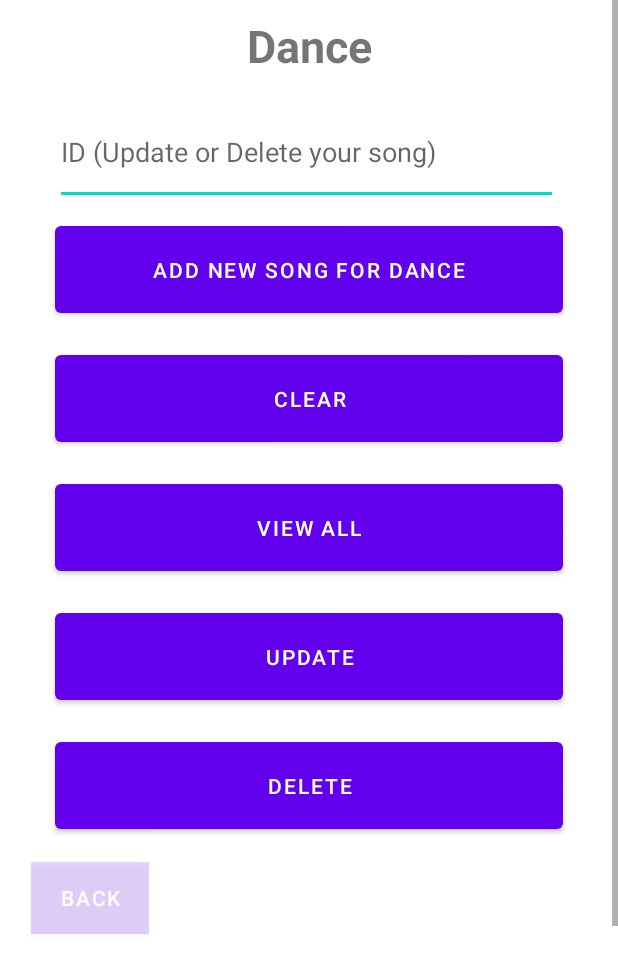
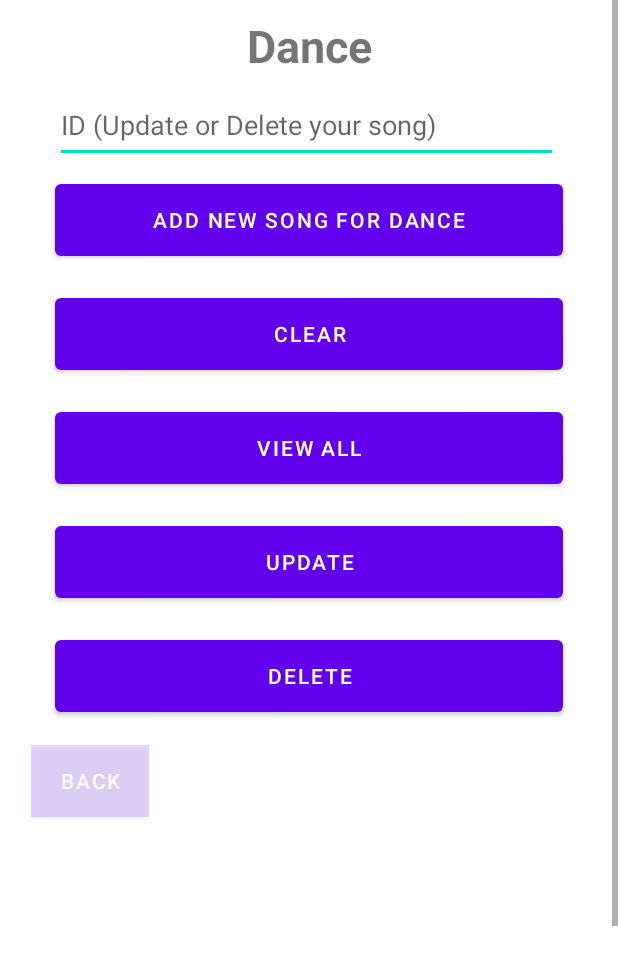
Before and after one commit to Pariksha-ctrl/CheerUpApp, an Android app: the DancePageFourthActivity screen opened directly, with no data from a screen before it, on a phone screen of 412 x 824 dp, the part 264-1236 px from its top. Run offline under Robolectric (Android 15) with nearby library versions, the phone set to English and light mode, and no system bars; 2 statements that could not run were skipped.

Commit message:
Make some change

```diff
--- a/app/src/main/AndroidManifest.xml
+++ b/app/src/main/AndroidManifest.xml
@@ -15,7 +15,7 @@
             android:label="@string/title_activity_add_song_scrolling"
             android:theme="@style/AppTheme.NoActionBar" />
         <activity android:name=".ExercisePageSixthActivity" />
-        <activity android:name=".DancePageFifthActivity" />
+        <activity android:name=".DancePageFourthActivity" />
         <activity android:name=".MeditationPageFourthActivity" />
         <activity android:name=".MainActivity">
             <intent-filter>
--- a/app/src/main/java/com/example/cheerupapp/DancePageFifthActivity.java
+++ b/app/src/main/java/com/example/cheerupapp/DancePageFourthActivity.java
@@ -1,4 +1,10 @@
 package com.example.cheerupapp;
+
+import android.content.Intent;
+import android.os.Bundle;
+import android.view.View;
+import android.widget.Button;
+import android.widget.TextView;
 
 import androidx.annotation.Nullable;
 import androidx.appcompat.app.AlertDialog;
@@ -6,27 +12,22 @@ import androidx.appcompat.app.AppCompatActivity;
 import androidx.recyclerview.widget.LinearLayoutManager;
 import androidx.recyclerview.widget.RecyclerView;
 
-import android.content.Intent;
-import android.os.Bundle;
-import android.view.View;
-import android.widget.Button;
-import android.widget.TextView;
-//import android.widget.Toolbar;
-
 import com.example.cheerupapp.RecyclerView.DanceSongRecyclerViewAdapter;
 import com.example.cheerupapp.activities.AddSongForDanceScrollingActivity;
 import com.example.cheerupapp.entities.DanceSong;
 import com.example.cheerupapp.entities.User;
 import com.example.cheerupapp.services.DanceSongDataService;
-//import com.google.android.material.floatingactionbutton.FloatingActionButton;
 import com.google.android.material.snackbar.Snackbar;
 
 import java.util.List;
 
 import static com.example.cheerupapp.entities.Constants.ADD_SONG_FOR_DANCE_ACTIVITY_CODE;
 
+//import android.widget.Toolbar;
+//import com.google.android.material.floatingactionbutton.FloatingActionButton;
 
-public class DancePageFifthActivity extends AppCompatActivity {
+
+public class DancePageFourthActivity extends AppCompatActivity {
 
     TextView danceSongEditText;
     Button addNewSongForDanceButton;
@@ -137,7 +138,7 @@ public class DancePageFifthActivity extends AppCompatActivity {
 
         // initializing the database
         danceSongDataService = new DanceSongDataService();
-        danceSongDataService.init(DancePageFifthActivity.this);
+        danceSongDataService.init(DancePageFourthActivity.this);
 
 
     }
@@ -204,7 +205,7 @@ public class DancePageFifthActivity extends AppCompatActivity {
     }
 
     private void addNewSongForDance() {
-        Intent goToAddCreateSongForDanceIntent = new Intent(DancePageFifthActivity.this, AddSongForDanceScrollingActivity.class);
+        Intent goToAddCreateSongForDanceIntent = new Intent(DancePageFourthActivity.this, AddSongForDanceScrollingActivity.class);
         startActivityForResult(goToAddCreateSongForDanceIntent, ADD_SONG_FOR_DANCE_ACTIVITY_CODE);
     }
 
--- a/app/src/main/java/com/example/cheerupapp/MorningActivitiesPageThirdActivity.java
+++ b/app/src/main/java/com/example/cheerupapp/MorningActivitiesPageThirdActivity.java
@@ -1,17 +1,15 @@
 package com.example.cheerupapp;
-
-import androidx.annotation.Nullable;
-import androidx.appcompat.app.AppCompatActivity;
 
 import android.content.Intent;
 import android.os.Bundle;
 import android.view.View;
 import android.widget.Button;
 import android.widget.TextView;
-import android.widget.Toast;
 
-import static com.example.cheerupapp.Constants.REQUEST_CODE_DANCE_PAGE_FOURTH_SCREEN;
-import static com.example.cheerupapp.Constants.REQUEST_CODE_WELCOME_PAGE_SECOND_SCREEN;
+import androidx.annotation.Nullable;
+import androidx.appcompat.app.AppCompatActivity;
+
+import static com.example.cheerupapp.entities.Constants.REQUEST_CODE_DANCE_PAGE_FOURTH_SCREEN;
 
 public class MorningActivitiesPageThirdActivity extends AppCompatActivity {
 
@@ -52,7 +50,7 @@ public class MorningActivitiesPageThirdActivity extends AppCompatActivity {
         danceButton.setOnClickListener(new View.OnClickListener() {
             @Override
             public void onClick(View v) {
-                Intent goToDancePageIntent = new Intent(MorningActivitiesPageThirdActivity.this, DancePageFifthActivity.class);
+                Intent goToDancePageIntent = new Intent(MorningActivitiesPageThirdActivity.this, DancePageFourthActivity.class);
                 startActivity(goToDancePageIntent);
             }
         });
@@ -75,9 +73,9 @@ public class MorningActivitiesPageThirdActivity extends AppCompatActivity {
         super.onActivityResult(requestCode, resultCode, data);
         if (requestCode == REQUEST_CODE_DANCE_PAGE_FOURTH_SCREEN){
             if (resultCode == RESULT_OK){
-                // if all good
+                /*// if all good
                 String messagePassedBackToLeavingUser = data.getStringExtra("USER_DANCE_LEAVE_MESSAGE");
-                Toast.makeText(this, messagePassedBackToLeavingUser, Toast.LENGTH_SHORT).show();
+                Toast.makeText(this, messagePassedBackToLeavingUser, Toast.LENGTH_SHORT).show();*/
             }
         }
 
--- a/app/src/main/java/com/example/cheerupapp/activities/AddSongForDanceScrollingActivity.java
+++ b/app/src/main/java/com/example/cheerupapp/activities/AddSongForDanceScrollingActivity.java
@@ -27,7 +27,7 @@ public class AddSongForDanceScrollingActivity extends AppCompatActivity {
     @Override
     protected void onCreate(Bundle savedInstanceState) {
         super.onCreate(savedInstanceState);
-        setContentView(R.layout.activity_add_song_scrolling);
+        setContentView(R.layout.activity_add_dance_song_scrolling);
 
         songNameEditText = findViewById(R.id.songNameEditText);
         addFavoriteVerseEditText = findViewById(R.id.addFavoriteVerseEditText);
--- a/app/src/main/java/com/example/cheerupapp/Constants.java
+++ b/app/src/main/java/com/example/cheerupapp/services/Constants.java
@@ -1,7 +1,6 @@
-package com.example.cheerupapp;
+package com.example.cheerupapp.services;
 
 public class Constants {
-
     // unique ID of every activity of CheerUp Application
     final static Integer REQUEST_CODE_WELCOME_PAGE_SECOND_SCREEN = 2;
     final static Integer REQUEST_CODE_MORNING_ACTIVITIES_THIRD_SCREEN = 3;
--- a/app/src/main/java/com/example/cheerupapp/services/DanceSongDataService.java
+++ b/app/src/main/java/com/example/cheerupapp/services/DanceSongDataService.java
@@ -2,7 +2,6 @@ package com.example.cheerupapp.services;
 
 import android.content.Context;
 
-import com.example.cheerupapp.DancePageFifthActivity;
 import com.example.cheerupapp.database.DanceSongDatabaseHelper;
 import com.example.cheerupapp.entities.DanceSong;
 
--- a/app/src/main/res/layout/activity_add_song_scrolling.xml
+++ b/app/src/main/res/layout/activity_add_dance_song_scrolling.xml
@@ -33,7 +33,7 @@
         </com.google.android.material.appbar.CollapsingToolbarLayout>
     </com.google.android.material.appbar.AppBarLayout>
 
-    <include layout="@layout/content_add_song_scrolling" />
+    <include layout="@layout/content_add_dance_song_scrolling" />
 
     <com.google.android.material.floatingactionbutton.FloatingActionButton
         android:id="@+id/fab"
--- a/app/src/main/res/layout/activity_dance_page_fifth.xml
+++ b/app/src/main/res/layout/activity_dance_page_fifth.xml
@@ -5,7 +5,7 @@
     xmlns:tools="http://schemas.android.com/tools"
     android:layout_width="match_parent"
     android:layout_height="match_parent"
-    tools:context=".DancePageFifthActivity">
+    tools:context=".DancePageFourthActivity">
 
     <androidx.constraintlayout.widget.ConstraintLayout
         android:id="@+id/addNewSongButton"
@@ -57,7 +57,7 @@
         <Button
             android:id="@+id/addNewSongForDanceButton"
             android:layout_width="0dp"
-            android:layout_height="70dp"
+            android:layout_height="60dp"
             android:layout_marginStart="24dp"
             android:layout_marginTop="8dp"
             android:layout_marginEnd="24dp"
@@ -75,9 +75,9 @@
         <com.google.android.material.textfield.TextInputEditText
             android:id="@+id/danceSongEditText"
             android:layout_width="335dp"
-            android:layout_height="70dp"
+            android:layout_height="50dp"
             android:layout_marginStart="24dp"
-            android:layout_marginTop="16dp"
+            android:layout_marginTop="8dp"
             android:layout_marginEnd="24dp"
             android:hint="ID (Update or Delete your song)"
             app:layout_constraintEnd_toStartOf="@+id/rightGuideline"
@@ -88,7 +88,7 @@
         <Button
             android:id="@+id/clearButton"
             android:layout_width="0dp"
-            android:layout_height="70dp"
+            android:layout_height="60dp"
             android:layout_marginStart="24dp"
             android:layout_marginTop="16dp"
             android:layout_marginEnd="24dp"
@@ -101,7 +101,7 @@
         <Button
             android:id="@+id/updateButton"
             android:layout_width="0dp"
-            android:layout_height="70dp"
+            android:layout_height="60dp"
             android:layout_marginStart="24dp"
             android:layout_marginTop="16dp"
             android:layout_marginEnd="24dp"
@@ -114,7 +114,7 @@
         <Button
             android:id="@+id/viewAllButton"
             android:layout_width="0dp"
-            android:layout_height="70dp"
+            android:layout_height="60dp"
             android:layout_marginStart="24dp"
             android:layout_marginTop="16dp"
             android:layout_marginEnd="24dp"
@@ -127,7 +127,7 @@
         <Button
             android:id="@+id/deleteButton"
             android:layout_width="0dp"
-            android:layout_height="70dp"
+            android:layout_height="60dp"
             android:layout_marginStart="24dp"
             android:layout_marginTop="16dp"
             android:layout_marginEnd="24dp"
```
Also changed, not shown: app/src/main/java/com/example/cheerupapp/ExercisePageSixthActivity.java (deleted, +0 -14 lines), app/src/main/java/com/example/cheerupapp/MainActivity.java (+4 -4 lines), app/src/main/java/com/example/cheerupapp/MeditationPageFourthActivity.java (deleted, +0 -14 lines), app/src/main/java/com/example/cheerupapp/WelcomePageSecondActivity.java (+19 -2 lines), app/src/main/java/com/example/cheerupapp/entities/Constants.java (+5 -2 lines), app/src/main/res/layout/activity_exercise_page_sixth.xml (deleted, +0 -54 lines), app/src/main/res/layout/activity_meditation_page_fourth.xml (deleted, +0 -57 lines), app/src/main/res/layout/activity_morning_activities_page_third.xml (+11 -9 lines), app/src/main/res/layout/activity_welcome_page_second.xml (+4 -4 lines), app/src/main/res/layout/content_add_dance_song_scrolling.xml (renamed from app/src/main/res/layout/content_add_song_scrolling.xml, +7 -7 lines).
